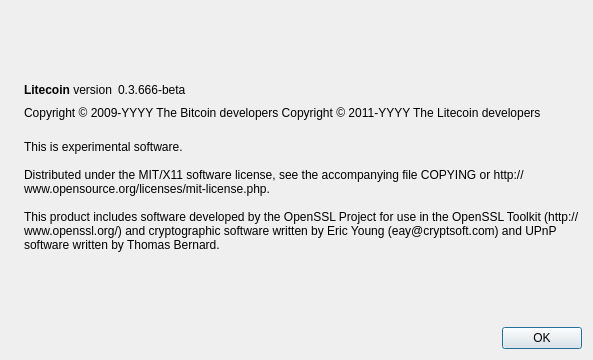
First picture: the form in src/qt/forms/aboutdialog.ui, repository gogogoutham/co2in, before the edit.
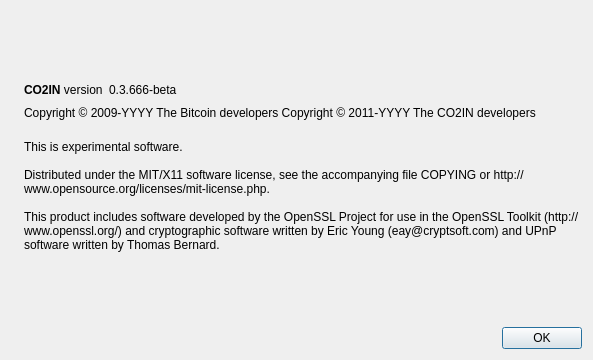
Second picture: the form after the edit. Icons and pictures are not drawn.

The edit to the form file:
```diff
--- a/src/qt/forms/aboutdialog.ui
+++ b/src/qt/forms/aboutdialog.ui
@@ -50,7 +50,7 @@
           <cursorShape>IBeamCursor</cursorShape>
          </property>
          <property name="text">
-          <string>&lt;b&gt;Litecoin&lt;/b&gt; version</string>
+          <string>&lt;b&gt;CO2IN&lt;/b&gt; version</string>
          </property>
          <property name="textInteractionFlags">
           <set>Qt::LinksAccessibleByMouse|Qt::TextSelectableByKeyboard|Qt::TextSelectableByMouse</set>
@@ -92,7 +92,7 @@
        </property>
        <property name="text">
         <string notr="true">Copyright &amp;copy; 2009-YYYY The Bitcoin developers
-Copyright &amp;copy; 2011-YYYY The Litecoin developers</string>
+Copyright &amp;copy; 2011-YYYY The CO2IN developers</string>
        </property>
        <property name="textFormat">
         <enum>Qt::RichText</enum>
```
Left out of the diff: 2 changed lines with no effect on the pictures.
